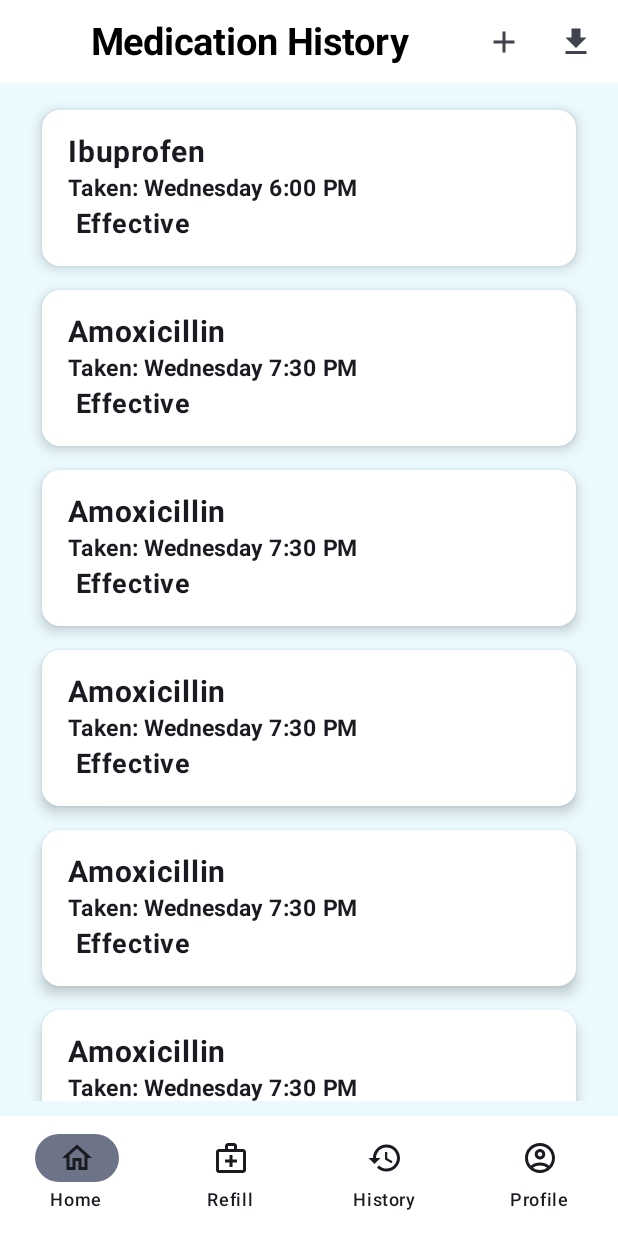
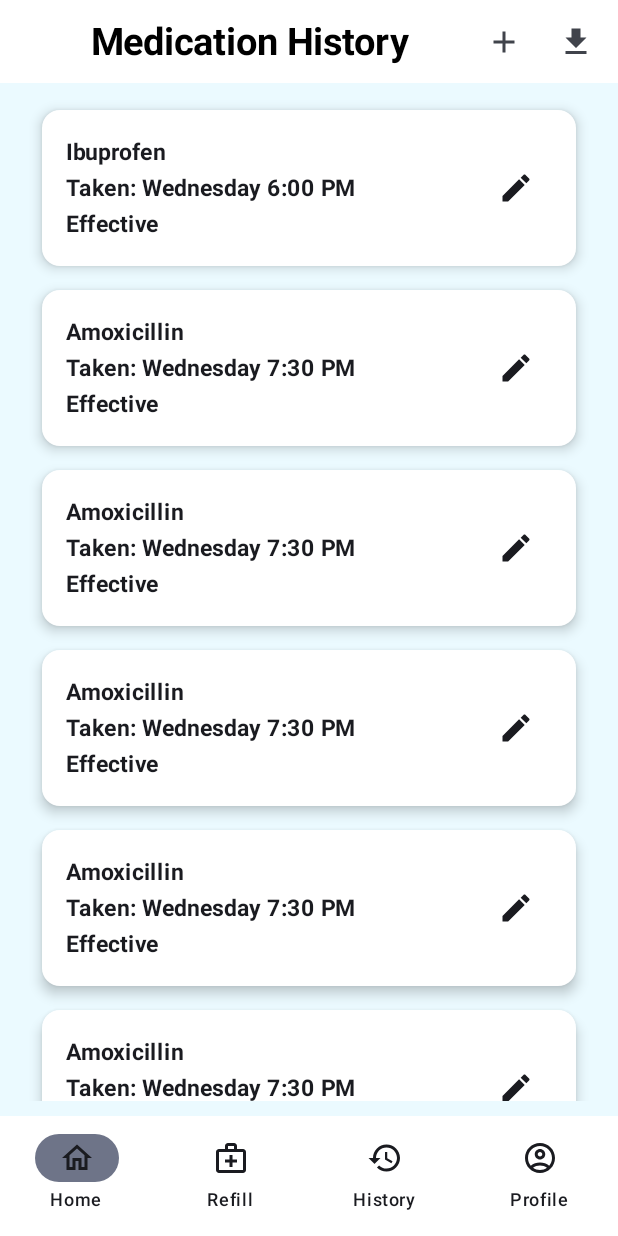
Before and after one commit to andrewliu6868/DoseDiary-Medication-and-Refill-Reminder-App, an Android app built with Jetpack Compose: the MedicationHistory screen opened through its navigation route, on a phone screen of 412 x 824 dp. Run offline under Robolectric (Android 15) with nearby library versions, the phone set to English and light mode, and no system bars.

Commit message:
added edit button, made UI consistent to other pages

```diff
--- a/app/src/main/java/com/example/dosediary/view/MedicationHistory.kt
+++ b/app/src/main/java/com/example/dosediary/view/MedicationHistory.kt
@@ -5,6 +5,7 @@ import androidx.compose.foundation.background
 import androidx.compose.foundation.layout.Box
 import androidx.compose.foundation.layout.Column
 import androidx.compose.foundation.layout.PaddingValues
+import androidx.compose.foundation.layout.Row
 import androidx.compose.foundation.layout.fillMaxSize
 import androidx.compose.foundation.layout.fillMaxWidth
 import androidx.compose.foundation.layout.height
@@ -23,10 +24,12 @@ import com.example.dosediary.ui.theme.DoseDiaryTheme
 import com.example.dosediary.model.Medicine
 import androidx.compose.material.icons.Icons
 import androidx.compose.material.icons.filled.Add
+import androidx.compose.material.icons.filled.Edit
 import androidx.compose.material.icons.filled.FileDownload
 import androidx.compose.material3.Card
 import androidx.compose.material3.CardDefaults
 import androidx.compose.material3.Icon
+import androidx.compose.material3.LocalTextStyle
 import androidx.compose.runtime.mutableStateOf
 import androidx.compose.runtime.remember
 import androidx.compose.ui.Alignment
@@ -139,25 +142,25 @@ fun MedicationItem(medication: Medicine) {
         elevation = CardDefaults.cardElevation(
             defaultElevation = 5.dp
         )
+    ) {Row(
+        modifier = Modifier
+            .fillMaxWidth()
+            .padding(16.dp),
+        verticalAlignment = Alignment.CenterVertically
     ) {
         Column(
-            modifier = Modifier
-                .padding(16.dp)
-                .fillMaxWidth()
+            modifier = Modifier.weight(1f)  // This makes the column take up all space except for the button
         ) {
             Text(text = medication.name,
-                fontSize = 20.sp,
-                fontWeight = FontWeight.Bold,
-                textAlign = TextAlign.End,)
+                style = LocalTextStyle.current.copy(fontWeight = FontWeight.Bold, fontSize = 15.sp))
             Text(text = "Taken: ${medication.timeTaken}",
-                fontSize = 15.sp,
-                fontWeight = FontWeight.Bold,
-                textAlign = TextAlign.End,)
-            Text(text = " ${medication.effectiveness}",
-                fontSize = 18.sp,
-                fontWeight = FontWeight.Bold,
-                textAlign = TextAlign.End,)
+                style = LocalTextStyle.current.copy(fontWeight = FontWeight.Bold, fontSize = 15.sp))
+            Text(text = medication.effectiveness,
+                style = LocalTextStyle.current.copy(fontWeight = FontWeight.Bold, fontSize = 15.sp))
+        }
+        IconButton(onClick = { }) {
+            Icon(Icons.Filled.Edit, contentDescription = "Edit")
         }
     }
-
+    }
 }
```
